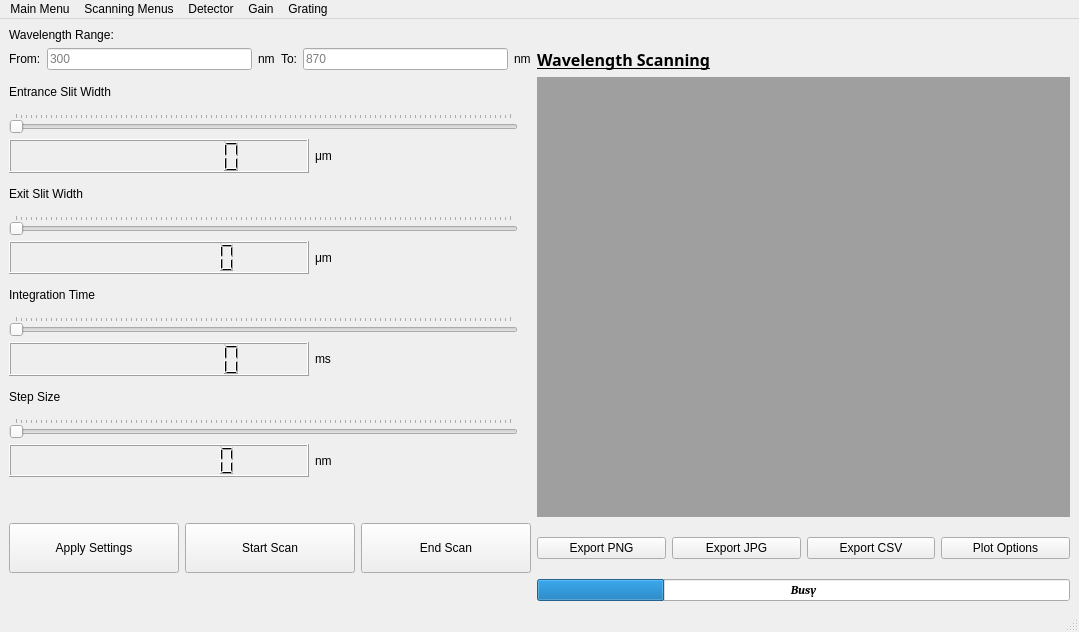
The window that ScanningMenu_Design.ui (gitmarcus34/Spectro_GUI) describes before a commit, drawn with Qt 5.
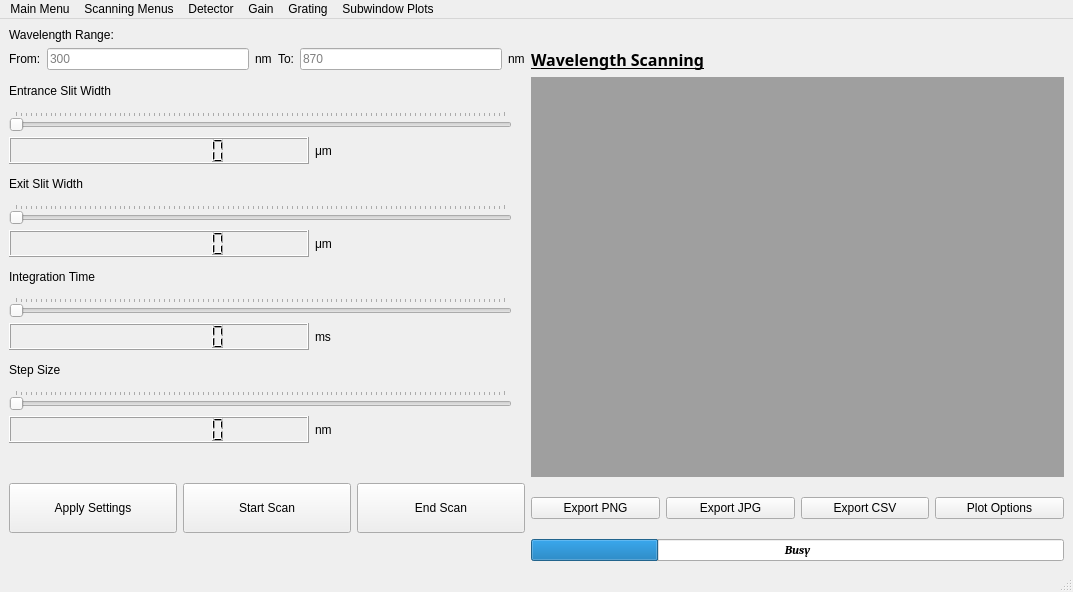
The same window after the commit.

Commit message: Data recovery after loss, and plots

What changed in the file:
```diff
--- a/ScanningMenu_Design.ui
+++ b/ScanningMenu_Design.ui
@@ -6,8 +6,8 @@
    <rect>
     <x>0</x>
     <y>0</y>
-    <width>1079</width>
-    <height>632</height>
+    <width>1073</width>
+    <height>592</height>
    </rect>
   </property>
   <property name="sizePolicy">
@@ -71,7 +71,7 @@
        <widget class="QMdiArea" name="sub_mdiArea">
         <property name="maximumSize">
          <size>
-          <width>700</width>
+          <width>1100</width>
           <height>900</height>
          </size>
         </property>
@@ -487,7 +487,7 @@
     <rect>
      <x>0</x>
      <y>0</y>
-     <width>1079</width>
+     <width>1073</width>
      <height>26</height>
     </rect>
    </property>
@@ -528,11 +528,23 @@
     <addaction name="action1800Grating"/>
     <addaction name="action600Grating"/>
    </widget>
+   <widget class="QMenu" name="menu_SubwindowPlots">
+    <property name="title">
+     <string>Subwindow Plots</string>
+    </property>
+    <addaction name="actionTiled"/>
+    <addaction name="actionCascade"/>
+    <addaction name="actionPlotA"/>
+    <addaction name="actionPlotB"/>
+    <addaction name="actionPlotC"/>
+    <addaction name="actionPlotD"/>
+   </widget>
    <addaction name="menuMain"/>
    <addaction name="menuScan"/>
    <addaction name="menuDetector"/>
    <addaction name="menuGain"/>
    <addaction name="menuGrating"/>
+   <addaction name="menu_SubwindowPlots"/>
   </widget>
   <widget class="QStatusBar" name="statusbar"/>
   <action name="actionTimeMenu">
```
Left out of the diff: 85 changed lines with no effect on the pictures. The commit also changes 12 other files.
